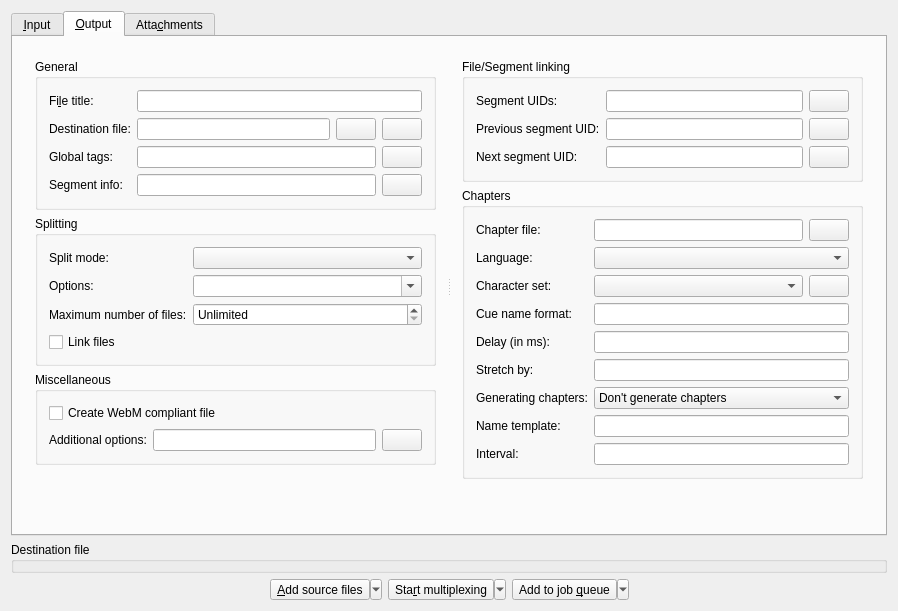
This is src/mkvtoolnix-gui/forms/merge/tab.ui in jpsdr/MKVToolnix-Windows-7 as Qt 5 draws it before an edit. The edited form follows.
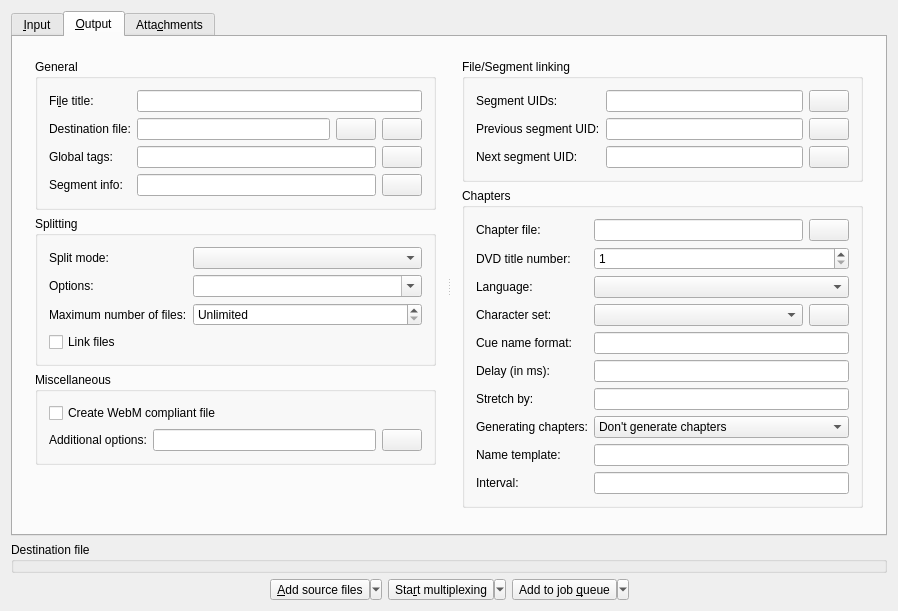
This is the edited form. The open tabs and pages were chosen to show the change. Icons and pictures are not drawn. Custom widgets are drawn as their Qt base class.

Commit message:
GuI: add support for mkvmerge's "read chapters from DVDs" functionality
This support requires building with the `libdvdread` library.

Part of the implementation of #2808.

Patch:
```diff
--- a/src/mkvtoolnix-gui/forms/merge/tab.ui
+++ b/src/mkvtoolnix-gui/forms/merge/tab.ui
@@ -1452,10 +1452,10 @@
                  <string>Chapters</string>
                 </property>
                 <layout class="QGridLayout" name="gridLayout">
-                 <item row="7" column="0">
-                  <widget class="QLabel" name="chapterGenerationNameTemplateLabel">
-                   <property name="text">
-                    <string>Name template:</string>
+                 <item row="6" column="1">
+                  <widget class="QLineEdit" name="chapterStretchBy">
+                   <property name="clearButtonEnabled">
+                    <bool>true</bool>
                    </property>
                   </widget>
                  </item>
@@ -1466,56 +1466,24 @@
                    </property>
                   </widget>
                  </item>
-                 <item row="0" column="1">
-                  <layout class="QHBoxLayout" name="horizontalLayout_9">
-                   <item>
-                    <widget class="mtx::gui::Util::BasicLineEdit" name="chapters"/>
-                   </item>
-                   <item>
-                    <widget class="QPushButton" name="browseChapters">
-                     <property name="text">
-                      <string/>
-                     </property>
-                     <property name="icon">
-                      <iconset resource="../../qt_resources.qrc">
-                       <normaloff>:/icons/16x16/document-open.png</normaloff>:/icons/16x16/document-open.png</iconset>
-                     </property>
-                    </widget>
-                   </item>
-                  </layout>
-                 </item>
-                 <item row="7" column="1">
-                  <widget class="QLineEdit" name="chapterGenerationNameTemplate">
-                   <property name="clearButtonEnabled">
-                    <bool>true</bool>
-                   </property>
-                  </widget>
-                 </item>
-                 <item row="1" column="0">
-                  <widget class="QLabel" name="chapterLanguageLabel">
+                 <item row="8" column="0">
+                  <widget class="QLabel" name="chapterGenerationNameTemplateLabel">
                    <property name="text">
-                    <string>Language:</string>
+                    <string>Name template:</string>
                    </property>
                   </widget>
                  </item>
-                 <item row="1" column="1">
-                  <widget class="mtx::gui::Util::LanguageComboBox" name="chapterLanguage"/>
-                 </item>
-                 <item row="2" column="0">
-                  <widget class="QLabel" name="chapterCharacterSetLabel">
+                 <item row="9" column="0">
+                  <widget class="QLabel" name="chapterGenerationIntervalLabel">
                    <property name="text">
-                    <string>Character set:</string>
-                   </property>
-                  </widget>
-                 </item>
-                 <item row="6" column="0">
-                  <widget class="QLabel" name="chapterGenerationLabel">
-                   <property name="text">
-                    <string>Generating chapters:</string>
+                    <string>Interval:</string>
                    </property>
                   </widget>
                  </item>
                  <item row="2" column="1">
+                  <widget class="mtx::gui::Util::LanguageComboBox" name="chapterLanguage"/>
+                 </item>
+                 <item row="3" column="1">
                   <layout class="QHBoxLayout" name="horizontalLayout_6">
                    <item>
                     <widget class="mtx::gui::Util::CharacterSetComboBox" name="chapterCharacterSet">
@@ -1540,21 +1508,42 @@
                    </item>
                   </layout>
                  </item>
-                 <item row="3" column="0">
+                 <item row="4" column="0">
                   <widget class="QLabel" name="chapterCueNameFormatLabel">
                    <property name="text">
                     <string>Cue name format:</string>
                    </property>
                   </widget>
                  </item>
-                 <item row="3" column="1">
+                 <item row="8" column="1">
+                  <widget class="QLineEdit" name="chapterGenerationNameTemplate">
+                   <property name="clearButtonEnabled">
+                    <bool>true</bool>
+                   </property>
+                  </widget>
+                 </item>
+                 <item row="7" column="0">
+                  <widget class="QLabel" name="chapterGenerationLabel">
+                   <property name="text">
+                    <string>Generating chapters:</string>
+                   </property>
+                  </widget>
+                 </item>
+                 <item row="6" column="0">
+                  <widget class="QLabel" name="chapterStretchByLabel">
+                   <property name="text">
+                    <string>Stretch by:</string>
+                   </property>
+                  </widget>
+                 </item>
+                 <item row="4" column="1">
                   <widget class="QLineEdit" name="chapterCueNameFormat">
                    <property name="clearButtonEnabled">
                     <bool>true</bool>
                    </property>
                   </widget>
                  </item>
-                 <item row="6" column="1">
+                 <item row="7" column="1">
                   <widget class="QComboBox" name="chapterGenerationMode">
                    <item>
                     <property name="text">
@@ -1573,45 +1562,70 @@
                    </item>
                   </widget>
                  </item>
-                 <item row="8" column="0">
-                  <widget class="QLabel" name="chapterGenerationIntervalLabel">
+                 <item row="3" column="0">
+                  <widget class="QLabel" name="chapterCharacterSetLabel">
                    <property name="text">
-                    <string>Interval:</string>
+                    <string>Character set:</string>
                    </property>
                   </widget>
                  </item>
-                 <item row="8" column="1">
+                 <item row="9" column="1">
                   <widget class="QLineEdit" name="chapterGenerationInterval">
                    <property name="clearButtonEnabled">
                     <bool>true</bool>
                    </property>
                   </widget>
                  </item>
-                 <item row="4" column="0">
-                  <widget class="QLabel" name="chapterDelayLabel">
-                   <property name="text">
-                    <string>Delay (in ms):</string>
-                   </property>
-                  </widget>
-                 </item>
-                 <item row="4" column="1">
+                 <item row="5" column="1">
                   <widget class="QLineEdit" name="chapterDelay">
                    <property name="clearButtonEnabled">
                     <bool>true</bool>
                    </property>
                   </widget>
                  </item>
+                 <item row="0" column="1">
+                  <layout class="QHBoxLayout" name="horizontalLayout_9">
+                   <item>
+                    <widget class="mtx::gui::Util::BasicLineEdit" name="chapters"/>
+                   </item>
+                   <item>
+                    <widget class="QPushButton" name="browseChapters">
+                     <property name="text">
+                      <string/>
+                     </property>
+                     <property name="icon">
+                      <iconset resource="../../qt_resources.qrc">
+                       <normaloff>:/icons/16x16/document-open.png</normaloff>:/icons/16x16/document-open.png</iconset>
+                     </property>
+                    </widget>
+                   </item>
+                  </layout>
+                 </item>
+                 <item row="2" column="0">
+                  <widget class="QLabel" name="chapterLanguageLabel">
+                   <property name="text">
+                    <string>Language:</string>
+                   </property>
+                  </widget>
+                 </item>
                  <item row="5" column="0">
-                  <widget class="QLabel" name="chapterStretchByLabel">
+                  <widget class="QLabel" name="chapterDelayLabel">
                    <property name="text">
-                    <string>Stretch by:</string>
+                    <string>Delay (in ms):</string>
                    </property>
                   </widget>
                  </item>
-                 <item row="5" column="1">
-                  <widget class="QLineEdit" name="chapterStretchBy">
-                   <property name="clearButtonEnabled">
-                    <bool>true</bool>
+                 <item row="1" column="0">
+                  <widget class="QLabel" name="chapterTitleNumberLabel">
+                   <property name="text">
+                    <string>DVD title number:</string>
+                   </property>
+                  </widget>
+                 </item>
+                 <item row="1" column="1">
+                  <widget class="QSpinBox" name="chapterTitleNumber">
+                   <property name="minimum">
+                    <number>1</number>
                    </property>
                   </widget>
                  </item>
```
Left out of the diff: 1 changed line with no effect on the pictures. The commit also changes 5 other files.
